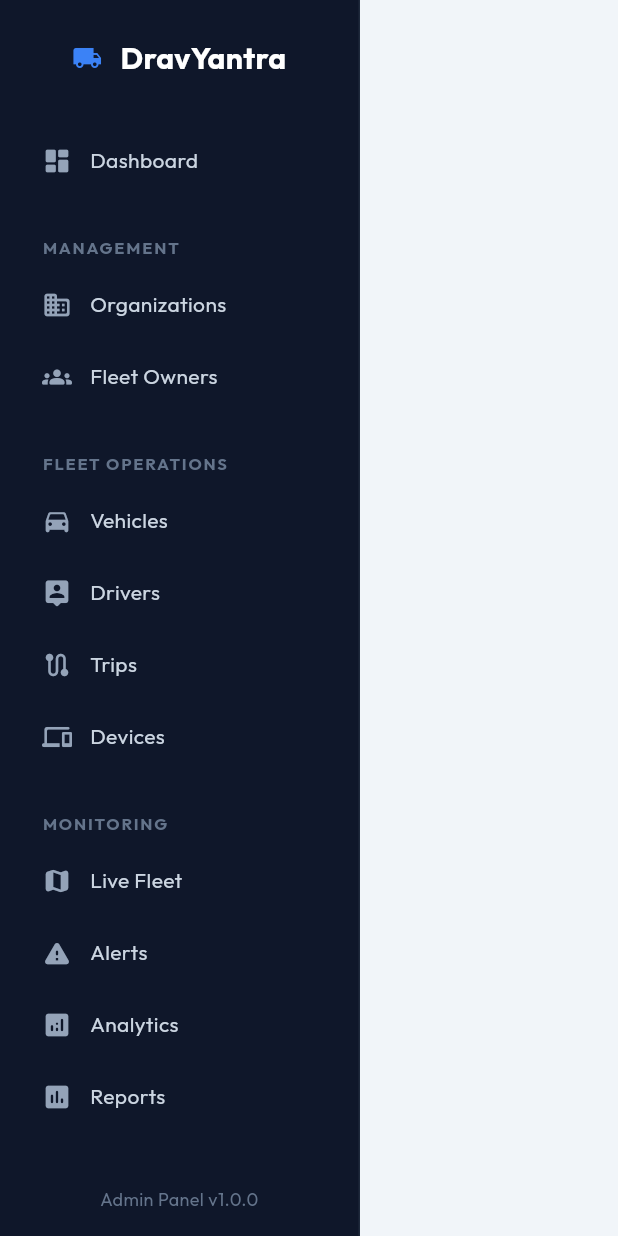
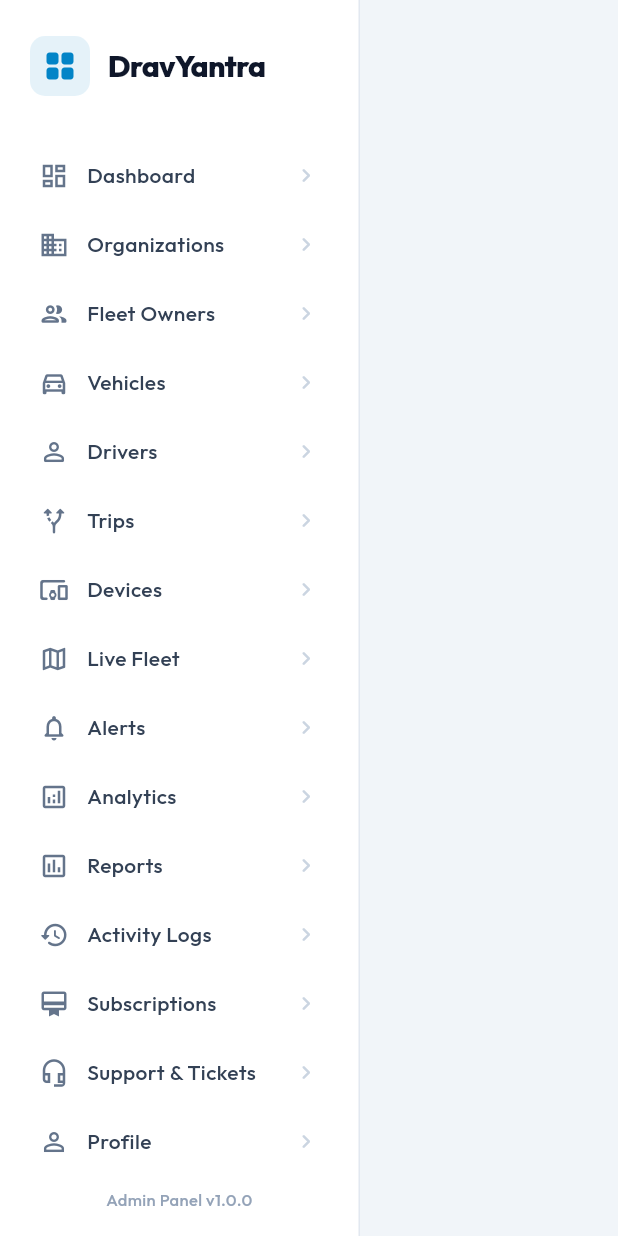
Before and after one commit to dravyantra-pathvision/DravYantra-Admin-Dashboard, a Flutter app: the AdminSidebar widget shown alone on an empty page, opened directly, on a phone screen of 412 x 824 dp. Run offline on Flutter 3.47's test engine with Material 3 defaults, Android fonts, the phone set to English and light mode, and no system bars; our stand-ins replace firebase_auth, firebase_core, fl_chart, flutter_animate, flutter_map, go_router and 5 more; missing offline and left inert: dart:html, universal_html; accounts and stored records are empty.

Commit message:
feat(sidebar): overhaul admin sidebar with clean white theme and remove section category text headers

```diff
--- a/lib/shared/components/admin_sidebar.dart
+++ b/lib/shared/components/admin_sidebar.dart
@@ -1,6 +1,5 @@
 import 'package:flutter/material.dart';
 import 'package:go_router/go_router.dart';
-import '../../app/theme.dart';
 import '../../app/constants.dart';
 
 class AdminSidebar extends StatelessWidget {
@@ -9,82 +8,79 @@ class AdminSidebar extends StatelessWidget {
   @override
   Widget build(BuildContext context) {
     final location = GoRouterState.of(context).uri.path;
+
     return Container(
       width: AppConstants.sidebarWidth,
       decoration: const BoxDecoration(
-        color: Color(0xFF0F172A), // Dark Slate Navy Sidebar matching Fleet Owner App
-        border: Border(right: BorderSide(color: Color(0xFF1E293B))),
+        color: Colors.white, // Clean White Sidebar matching user reference image
+        border: Border(right: BorderSide(color: Color(0xFFE2E8F0))),
       ),
       child: Column(
         children: [
           const SizedBox(height: 24),
-          const Row(
-            mainAxisAlignment: MainAxisAlignment.center,
-            children: [
-              Icon(Icons.local_shipping, color: Color(0xFF3B82F6)),
-              SizedBox(width: 12),
-              Text('DravYantra', style: TextStyle(fontSize: 20, fontWeight: FontWeight.w700, color: Colors.white)),
-            ],
-          ),
-          const SizedBox(height: 32),
-          Expanded(
-            child: ListView(
-              padding: const EdgeInsets.symmetric(horizontal: 12),
+
+          // Brand Logo Header (Matching reference logo style)
+          Padding(
+            padding: const EdgeInsets.symmetric(horizontal: 20),
+            child: Row(
               children: [
-                _SidebarItem(icon: Icons.dashboard_rounded, title: 'Dashboard', route: '/dashboard', currentRoute: location),
-
-                const _SidebarSectionTitle(title: 'Management'),
-                _SidebarItem(icon: Icons.business_rounded, title: 'Organizations', route: '/organizations', currentRoute: location),
-                _SidebarItem(icon: Icons.groups_rounded, title: 'Fleet Owners', route: '/fleet-owners', currentRoute: location),
-
-                const _SidebarSectionTitle(title: 'Fleet Operations'),
-                _SidebarItem(icon: Icons.directions_car_rounded, title: 'Vehicles', route: '/vehicles', currentRoute: location),
-                _SidebarItem(icon: Icons.person_pin_rounded, title: 'Drivers', route: '/drivers', currentRoute: location),
-                _SidebarItem(icon: Icons.route_rounded, title: 'Trips', route: '/trips', currentRoute: location),
-                _SidebarItem(icon: Icons.devices_rounded, title: 'Devices', route: '/devices', currentRoute: location),
-
-                const _SidebarSectionTitle(title: 'Monitoring'),
-                _SidebarItem(icon: Icons.map_rounded, title: 'Live Fleet', route: '/live', currentRoute: location),
-                _SidebarItem(icon: Icons.warning_rounded, title: 'Alerts', route: '/alerts', currentRoute: location),
-                _SidebarItem(icon: Icons.analytics_rounded, title: 'Analytics', route: '/analytics', currentRoute: location),
-                _SidebarItem(icon: Icons.insert_chart_rounded, title: 'Reports', route: '/reports', currentRoute: location),
-
-                const _SidebarSectionTitle(title: 'Administration'),
-                _SidebarItem(icon: Icons.history_rounded, title: 'Activity Logs', route: '/audit', currentRoute: location),
-                _SidebarItem(icon: Icons.settings_rounded, title: 'Settings', route: '/settings', currentRoute: location),
-                _SidebarItem(icon: Icons.card_membership_rounded, title: 'Subscriptions', route: '/subscriptions', currentRoute: location),
-                _SidebarItem(icon: Icons.headset_mic_rounded, title: 'Support & Tickets', route: '/support', currentRoute: location),
-                _SidebarItem(icon: Icons.account_circle_rounded, title: 'Profile', route: '/profile', currentRoute: location),
-
+                Container(
+                  padding: const EdgeInsets.all(8),
+                  decoration: BoxDecoration(
+                    color: const Color(0xFF0284C7).withOpacity(0.1),
+                    borderRadius: BorderRadius.circular(10),
+                  ),
+                  child: const Icon(Icons.grid_view_rounded, color: Color(0xFF0284C7), size: 24),
+                ),
+                const SizedBox(width: 12),
+                const Text(
+                  'DravYantra',
+                  style: TextStyle(
+                    fontSize: 20,
+                    fontWeight: FontWeight.w800,
+                    color: Color(0xFF0F172A),
+                    letterSpacing: -0.5,
+                  ),
+                ),
               ],
             ),
           ),
-          const Padding(
-            padding: EdgeInsets.all(16),
-            child: Text('Admin Panel v1.0.0', style: TextStyle(color: Color(0xFF64748B), fontSize: 12)),
+          const SizedBox(height: 24),
+
+          // Menu Items List (No category headers, flat clean layout matching reference)
+          Expanded(
+            child: ListView(
+              padding: const EdgeInsets.symmetric(horizontal: 12, vertical: 8),
+              children: [
+                _SidebarItem(icon: Icons.dashboard_outlined, title: 'Dashboard', route: '/dashboard', currentRoute: location),
+                _SidebarItem(icon: Icons.business_outlined, title: 'Organizations', route: '/organizations', currentRoute: location),
+                _SidebarItem(icon: Icons.people_outline_rounded, title: 'Fleet Owners', route: '/fleet-owners', currentRoute: location),
+                _SidebarItem(icon: Icons.directions_car_outlined, title: 'Vehicles', route: '/vehicles', currentRoute: location),
+                _SidebarItem(icon: Icons.person_outline_rounded, title: 'Drivers', route: '/drivers', currentRoute: location),
+                _SidebarItem(icon: Icons.alt_route_rounded, title: 'Trips', route: '/trips', currentRoute: location),
+                _SidebarItem(icon: Icons.devices_other_rounded, title: 'Devices', route: '/devices', currentRoute: location),
+                _SidebarItem(icon: Icons.map_outlined, title: 'Live Fleet', route: '/live', currentRoute: location),
+                _SidebarItem(icon: Icons.notifications_none_rounded, title: 'Alerts', route: '/alerts', currentRoute: location),
+                _SidebarItem(icon: Icons.analytics_outlined, title: 'Analytics', route: '/analytics', currentRoute: location),
+                _SidebarItem(icon: Icons.assessment_outlined, title: 'Reports', route: '/reports', currentRoute: location),
+                _SidebarItem(icon: Icons.history_rounded, title: 'Activity Logs', route: '/audit', currentRoute: location),
+                _SidebarItem(icon: Icons.card_membership_outlined, title: 'Subscriptions', route: '/subscriptions', currentRoute: location),
+                _SidebarItem(icon: Icons.headset_mic_outlined, title: 'Support & Tickets', route: '/support', currentRoute: location),
+                _SidebarItem(icon: Icons.person_outline, title: 'Profile', route: '/profile', currentRoute: location),
+                _SidebarItem(icon: Icons.settings_outlined, title: 'Settings', route: '/settings', currentRoute: location),
+              ],
+            ),
+          ),
+
+          // Footer Version Tag
+          Container(
+            padding: const EdgeInsets.all(16),
+            child: const Text(
+              'Admin Panel v1.0.0',
+              style: TextStyle(color: Color(0xFF94A3B8), fontSize: 11, fontWeight: FontWeight.w500),
+            ),
           ),
         ],
-      ),
-    );
-  }
-}
-
-class _SidebarSectionTitle extends StatelessWidget {
-  final String title;
-  const _SidebarSectionTitle({required this.title});
-
-  @override
-  Widget build(BuildContext context) {
-    return Padding(
-      padding: const EdgeInsets.only(left: 16, top: 24, bottom: 8),
-      child: Text(
-        title.toUpperCase(),
-        style: const TextStyle(
-          color: Color(0xFF64748B),
-          fontSize: 11,
-          fontWeight: FontWeight.w700,
-          letterSpacing: 1.2,
-        ),
       ),
     );
   }
@@ -106,6 +102,7 @@ class _SidebarItem extends StatelessWidget {
   @override
   Widget build(BuildContext context) {
     final isActive = currentRoute == route || (route != '/dashboard' && currentRoute.startsWith(route));
+
     return Padding(
       padding: const EdgeInsets.only(bottom: 4),
       child: Material(
@@ -114,21 +111,34 @@ class _SidebarItem extends StatelessWidget {
           onTap: () => context.go(route),
           borderRadius: BorderRadius.circular(8),
           child: Container(
-            padding: const EdgeInsets.symmetric(horizontal: 16, vertical: 12),
+            padding: const EdgeInsets.symmetric(horizontal: 14, vertical: 11),
             decoration: BoxDecoration(
               borderRadius: BorderRadius.circular(8),
-              color: isActive ? AdminTheme.primary : Colors.transparent,
+              // Soft blue active pill background (Matching user reference image 1)
+              color: isActive ? const Color(0xFFE0F2FE) : Colors.transparent,
             ),
             child: Row(
               children: [
-                Icon(icon, color: isActive ? Colors.white : const Color(0xFF94A3B8), size: 20),
+                Icon(
+                  icon,
+                  color: isActive ? const Color(0xFF0284C7) : const Color(0xFF64748B),
+                  size: 20,
+                ),
                 const SizedBox(width: 12),
-                Text(
-                  title,
-                  style: TextStyle(
-                    color: isActive ? Colors.white : const Color(0xFFCBD5E1),
-                    fontWeight: isActive ? FontWeight.w600 : FontWeight.w400,
+                Expanded(
+                  child: Text(
+                    title,
+                    style: TextStyle(
+                      color: isActive ? const Color(0xFF0284C7) : const Color(0xFF334155),
+                      fontWeight: isActive ? FontWeight.w700 : FontWeight.w500,
+                      fontSize: 14,
+                    ),
                   ),
+                ),
+                Icon(
+                  Icons.keyboard_arrow_right_rounded,
+                  color: isActive ? const Color(0xFF0284C7) : const Color(0xFFCBD5E1),
+                  size: 18,
                 ),
               ],
             ),
```
